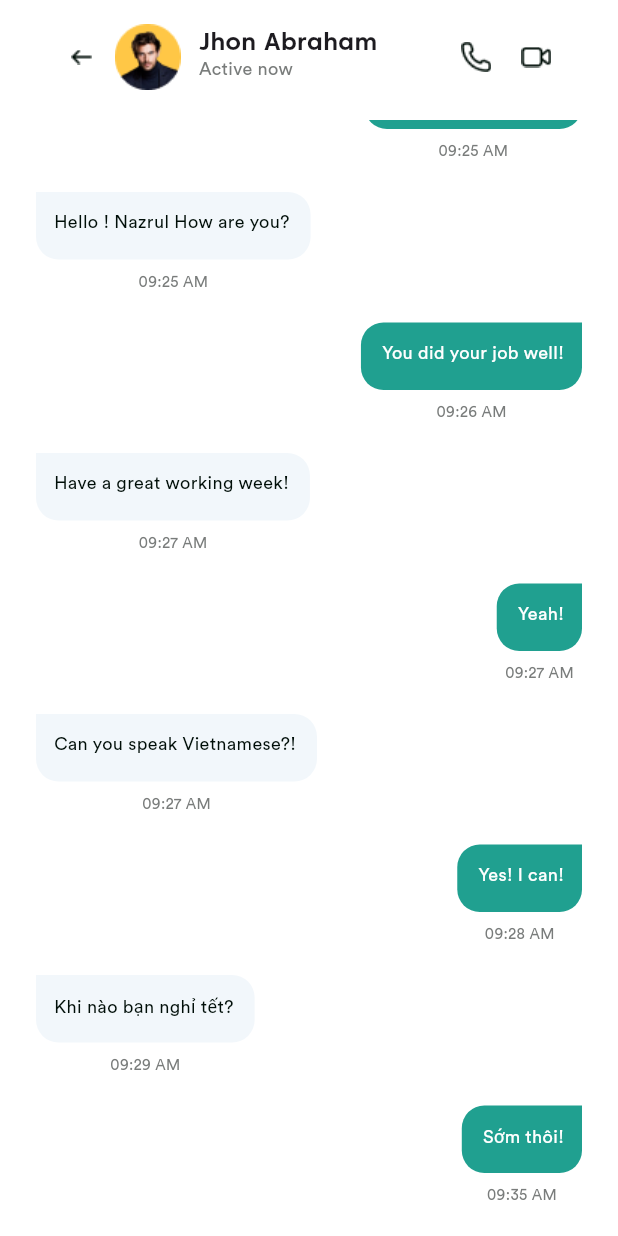
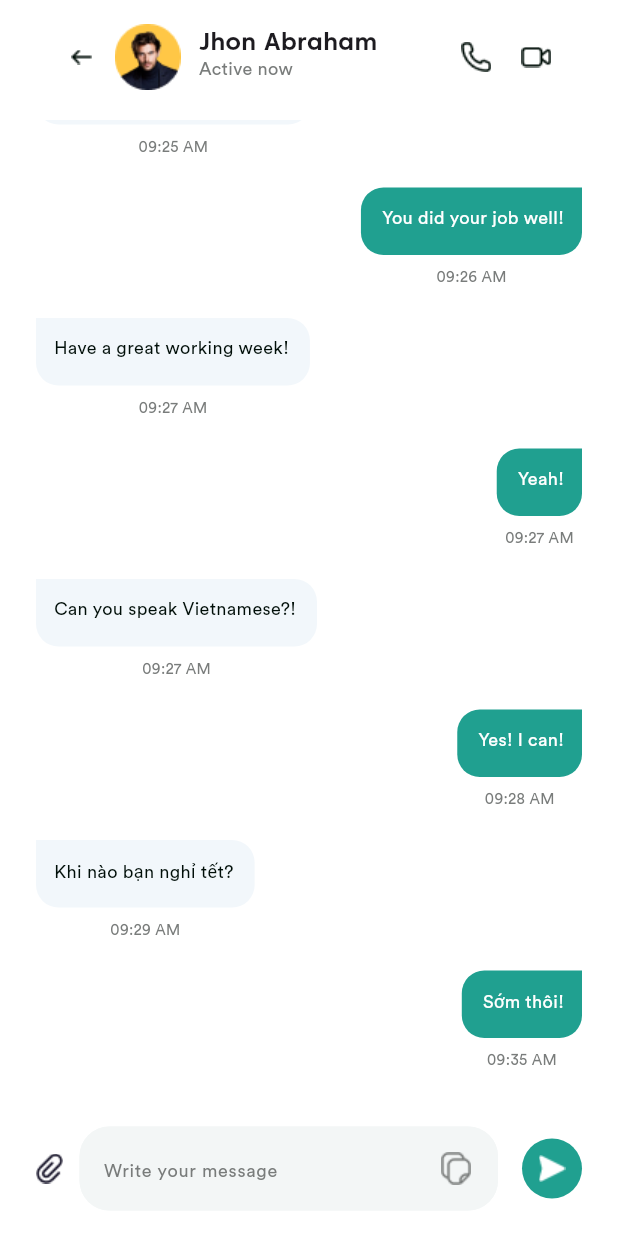
Before and after one commit to NguyenHaiLuan/message_app_flutter, a Flutter app: the screen it shows after launch, on a phone screen of 412 x 824 dp. Run offline on Flutter 3.47's test engine with Material 3 defaults, Android fonts, the phone set to English and light mode, and no system bars.

Commit message:
Input text section

```diff
--- a/lib/ui/message_screen/message.dart
+++ b/lib/ui/message_screen/message.dart
@@ -62,7 +62,10 @@ class _MessageScreenState extends State<MessageScreen> {
               // xây dựng UI phần tin nhắn
               return _buildMessageItem(message, index);
             },
-          ))
+          )),
+
+          // Xay dunwg UI phần nhập tin nhắn
+          _buildInputSection()
         ],
       )),
     );
@@ -210,4 +213,76 @@ class _MessageScreenState extends State<MessageScreen> {
       ),
     );
   }
+
+  Widget _buildInputSection() {
+    return Container(
+      height: 90,
+      width: double.infinity,
+      margin: EdgeInsets.only(top: 0),
+      child: Row(
+        mainAxisAlignment: MainAxisAlignment.start,
+        crossAxisAlignment: CrossAxisAlignment.center,
+        children: [
+          _buildButtonAttach(), // UI button dinh kem
+          _buildInputMessageFrame(), // UI khung nhap lieu
+          _buildSendButton(), // UI button send message
+        ],
+      ),
+    );
+  }
+
+  Widget _buildButtonAttach() {
+    return Container(
+      margin: EdgeInsets.only(left: 24, right: 11),
+      child: Image.asset("assets/images/attached_icon.png"),
+    );
+  }
+
+  Widget _buildInputMessageFrame() {
+    return Expanded(
+      child: TextField(
+        decoration: InputDecoration(
+            //Hien thi icon o cuoi   // o dau = prefixIcon
+            suffixIcon: Container(
+              width: 24,
+              height: 24,
+              margin: EdgeInsets.only(right: 8),
+              child: Image.asset("assets/images/show_icon_icon.png"),
+            ),
+            filled: true,
+            fillColor: Color(0xFFF3F6F6),
+            enabledBorder: OutlineInputBorder(
+                // Khi text field duoc hien thi len
+                borderSide: BorderSide(width: 1, color: Color(0xFFF3F6F6)),
+                borderRadius: BorderRadius.circular(20)),
+            focusedBorder: OutlineInputBorder(
+              // Khi duoc focus
+              borderSide: BorderSide(color: Color(0xFFF3F6F6), width: 2.0),
+              borderRadius: BorderRadius.circular(20),
+            ),
+            border: OutlineInputBorder(
+                // khung mac dinh
+                borderSide: BorderSide(
+                    width: 1, color: Color(0xFFF3F6F6)), // custom canh
+                borderRadius: BorderRadius.circular(20)),
+            hintText: "Write your message",
+            hintStyle: TextStyle(
+                fontSize: 12,
+                color: Color(0xFF797C7B),
+                fontFamily: "Circular-Std",
+                fontWeight: FontWeight.w400)),
+      ),
+    );
+  }
+
+  Widget _buildSendButton() {
+    return Container(
+      width: 40,
+      height: 40,
+      margin: EdgeInsets.only(right: 24, left: 16),
+      decoration: BoxDecoration(
+          borderRadius: BorderRadius.circular(20), color: Color(0xFF20A090)),
+      child: Image.asset("assets/images/send_icon.png"),
+    );
+  }
 }
```
